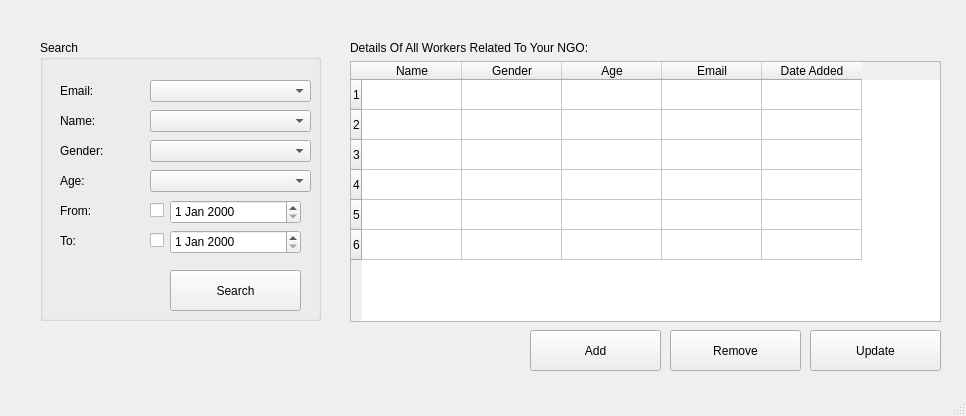
Qt form Screens/WorkerPage.ui (msaadg/NGOConnect) before a commit.
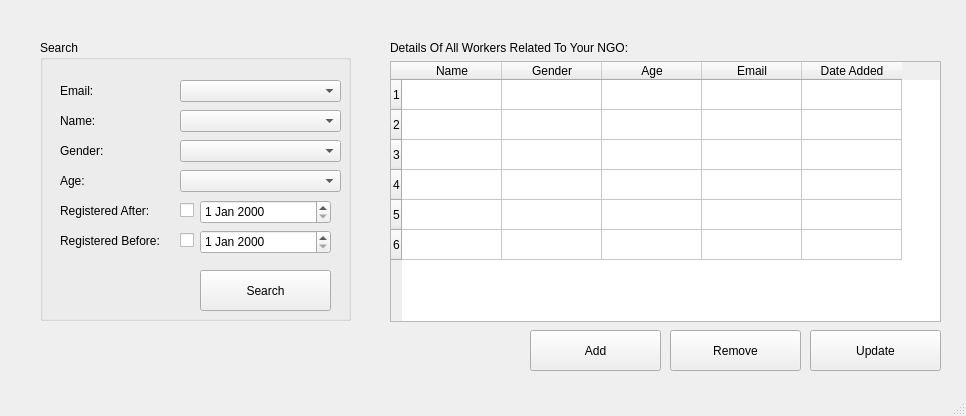
The same form after that commit.

```diff
--- a/Screens/WorkerPage.ui
+++ b/Screens/WorkerPage.ui
@@ -17,9 +17,9 @@
    <widget class="QTableWidget" name="workerDetails">
     <property name="geometry">
      <rect>
-      <x>350</x>
+      <x>390</x>
       <y>61</y>
-      <width>591</width>
+      <width>551</width>
       <height>261</height>
      </rect>
     </property>
@@ -100,7 +100,7 @@
    <widget class="QLabel" name="label">
     <property name="geometry">
      <rect>
-      <x>350</x>
+      <x>390</x>
       <y>40</y>
       <width>281</width>
       <height>16</height>
@@ -115,7 +115,7 @@
      <rect>
       <x>40</x>
       <y>40</y>
-      <width>281</width>
+      <width>311</width>
       <height>281</height>
      </rect>
     </property>
@@ -145,7 +145,7 @@
     <widget class="QComboBox" name="emailCombobox">
      <property name="geometry">
       <rect>
-       <x>110</x>
+       <x>140</x>
        <y>40</y>
        <width>161</width>
        <height>22</height>
@@ -160,7 +160,7 @@
     <widget class="QComboBox" name="nameCombobox">
      <property name="geometry">
       <rect>
-       <x>110</x>
+       <x>140</x>
        <y>70</y>
        <width>161</width>
        <height>22</height>
@@ -175,7 +175,7 @@
     <widget class="QComboBox" name="genderCombobox">
      <property name="geometry">
       <rect>
-       <x>110</x>
+       <x>140</x>
        <y>100</y>
        <width>161</width>
        <height>22</height>
@@ -200,7 +200,7 @@
     <widget class="QComboBox" name="ageCombobox">
      <property name="geometry">
       <rect>
-       <x>110</x>
+       <x>140</x>
        <y>130</y>
        <width>161</width>
        <height>22</height>
@@ -235,7 +235,7 @@
     <widget class="QPushButton" name="searchWorkerBtn">
      <property name="geometry">
       <rect>
-       <x>130</x>
+       <x>160</x>
        <y>230</y>
        <width>131</width>
        <height>41</height>
@@ -302,18 +302,18 @@
       <rect>
        <x>20</x>
        <y>160</y>
-       <width>91</width>
+       <width>111</width>
        <height>21</height>
       </rect>
      </property>
      <property name="text">
-      <string>From:</string>
+      <string>Registered After:</string>
      </property>
     </widget>
     <widget class="QDateEdit" name="fromDateEdit">
      <property name="geometry">
       <rect>
-       <x>130</x>
+       <x>160</x>
        <y>160</y>
        <width>131</width>
        <height>24</height>
@@ -323,7 +323,7 @@
     <widget class="QDateEdit" name="toDateEdit">
      <property name="geometry">
       <rect>
-       <x>130</x>
+       <x>160</x>
        <y>190</y>
        <width>131</width>
        <height>24</height>
@@ -335,18 +335,18 @@
       <rect>
        <x>20</x>
        <y>190</y>
-       <width>51</width>
+       <width>121</width>
        <height>21</height>
       </rect>
      </property>
      <property name="text">
-      <string>To:</string>
+      <string>Registered Before:</string>
      </property>
     </widget>
     <widget class="QCheckBox" name="fromCheckbox">
      <property name="geometry">
       <rect>
-       <x>110</x>
+       <x>140</x>
        <y>160</y>
        <width>21</width>
        <height>20</height>
@@ -359,7 +359,7 @@
     <widget class="QCheckBox" name="toCheckbox">
      <property name="geometry">
       <rect>
-       <x>110</x>
+       <x>140</x>
        <y>190</y>
        <width>21</width>
        <height>20</height>
```
